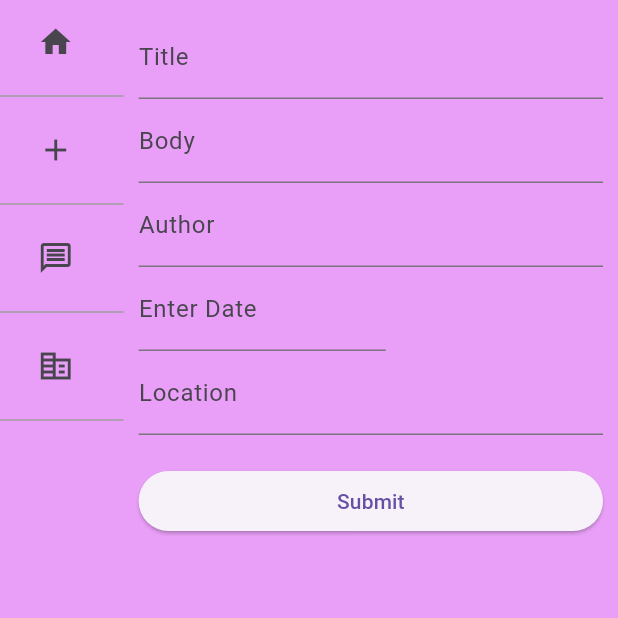
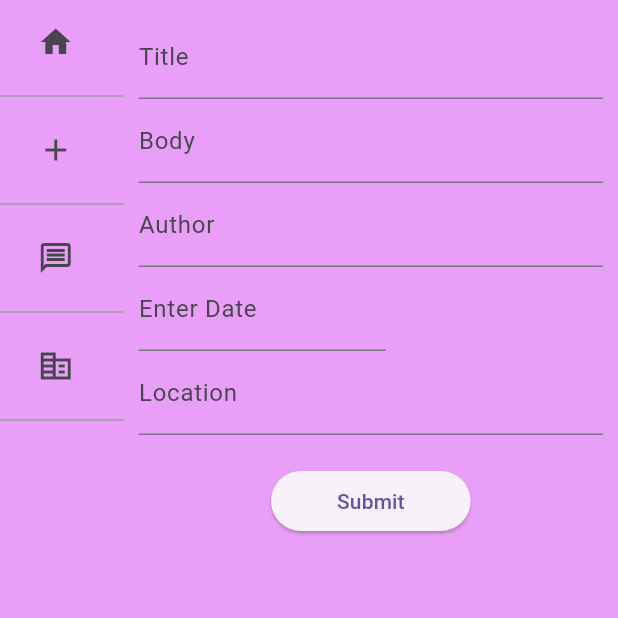
Before and after one commit to Priyanshu-agr/safeJourney, a Flutter app: the screen it shows after launch, after a tap on the "add" icon, on a phone screen of 412 x 824 dp, the top half of it. Run offline on Flutter 3.47's test engine with Material 2 defaults, Android fonts, the light colour scheme and no system bars; our stand-ins replace flutter_dotenv, geolocator, google_nav_bar.

Commit message:
Edited NavBar in desktop mode and styled the Submit button in Add Scam screen

```diff
--- a/safe_journey/lib/Screens/input_form.dart
+++ b/safe_journey/lib/Screens/input_form.dart
@@ -146,11 +146,17 @@ class _InputFormState extends State<InputForm> {
             SizedBox(
               height: 20,
             ),
-            ElevatedButton(
-              onPressed: () {
-                SubmitForm();
-              },
-              child: Text("Submit"),
+            FittedBox(
+              fit: BoxFit.scaleDown,
+              child: ElevatedButton(
+                onPressed: () {
+                  SubmitForm();
+                },
+                child: Container(
+                    child: Text("Submit"),
+                    padding: EdgeInsets.symmetric(horizontal: 20,vertical: 10),
+                ),
+              ),
             ),
           ],
         ),
--- a/safe_journey/lib/data_base.dart
+++ b/safe_journey/lib/data_base.dart
@@ -17,6 +17,7 @@ class Data extends ChangeNotifier {
   }
 
   // final address = dotenv.get("ADDRESS");
+  // final address = "https://safejourney.onrender.com";
   static const address = String.fromEnvironment("ADDRESS");
 
   Future<void> sendData(toSend) async {
--- a/safe_journey/lib/main.dart
+++ b/safe_journey/lib/main.dart
@@ -1,4 +1,5 @@
 import 'package:flutter/material.dart';
+import 'package:google_nav_bar/google_nav_bar.dart';
 import 'package:provider/provider.dart';
 import 'package:safe_journey/Screens/about_us_screen.dart';
 import 'package:safe_journey/Screens/address_screen.dart';
@@ -311,59 +312,119 @@ class _MyHomePageState extends State<MyHomePage> {
               )
             : Scaffold(
                 backgroundColor: Color.fromARGB(255, 233, 159, 247),
+                // backgroundColor: Color(0xff2A2929),
                 appBar: AppBar(
-                  backgroundColor: Color.fromARGB(255, 233, 159, 247),
+                  // toolbarOpacity: 1,
+                  backgroundColor: Colors.transparent,
+                  toolbarHeight: 70,
+                  // backgroundColor: Color.fromARGB(255, 233, 159, 247),
+                  // backgroundColor: Color(0xff2A2929),
                   centerTitle: true,
+                  // title: (MediaQuery.of(context).size.width > 630)
+                  //     ? Row(
+                  //         mainAxisAlignment: MainAxisAlignment.center,
+                  //         children: [
+                  //           Container(
+                  //             decoration: const BoxDecoration(
+                  //               border: Border(
+                  //                 left: BorderSide(
+                  //                   color: Colors.black,
+                  //                   width: 1.5,
+                  //                 ),
+                  //               ),
+                  //             ),
+                  //             child: Row(
+                  //               children: [
+                  //                 ...appbarList.map((e) {
+                  //                   // return AppBarButton(title: e, index: appbarList.indexOf(e));
+                  //                   return InkWell(
+                  //                     onTap: () {
+                  //                       final index = appbarList.indexOf(e);
+                  //                       print("${appbarList.indexOf(e)} : $e");
+                  //                       setState(() {
+                  //                         screenIdx = index;
+                  //                       });
+                  //                     },
+                  //                     child: Container(
+                  //                       decoration: const BoxDecoration(
+                  //                         border: Border(
+                  //                           bottom: BorderSide(
+                  //                             color: Colors.black,
+                  //                             width: 1.5,
+                  //                           ),
+                  //                           right: BorderSide(
+                  //                             color: Colors.black,
+                  //                             width: 1.5,
+                  //                           ),
+                  //                         ),
+                  //                       ),
+                  //                       padding: const EdgeInsets.all(8),
+                  //                       child: Text(
+                  //                         e,
+                  //                       ),
+                  //                     ),
+                  //                   );
+                  //                 }),
+                  //               ],
+                  //             ),
+                  //           ),
+                  //         ],
+                  //       )
+                  //     : Text(
+                  //         "SafeJourney",
+                  //         style: Theme.of(context)
+                  //             .textTheme
+                  //             .headlineLarge
+                  //             ?.copyWith(fontWeight: FontWeight.bold),
+                  //       ),
                   title: (MediaQuery.of(context).size.width > 630)
-                      ? Row(
-                          mainAxisAlignment: MainAxisAlignment.center,
+                      ? SafeArea(
+                        child: Row(
+                          mainAxisSize: MainAxisSize.min,
                           children: [
                             Container(
-                              decoration: const BoxDecoration(
-                                border: Border(
-                                  left: BorderSide(
+                              margin: EdgeInsets.symmetric(vertical: 20),
+                              // color: Colors.grey,
+                              child: Padding(
+                                padding: const EdgeInsets.symmetric(horizontal: 15.0,vertical: 30),
+                                child: GNav(
+                                  gap: 8,
+                                  color: Colors.black,
+                                  activeColor: Colors.black,
+                                  tabBackgroundColor: Color.fromARGB(
+                                      255, 235, 192, 246),
+                                  padding: EdgeInsets.symmetric(horizontal: 16,vertical: 10),
+                                  tabActiveBorder: Border.all(
+                                    width: 1.2,
                                     color: Colors.black,
-                                    width: 1.5,
                                   ),
-                                ),
-                              ),
-                              child: Row(
-                                children: [
-                                  ...appbarList.map((e) {
-                                    // return AppBarButton(title: e, index: appbarList.indexOf(e));
-                                    return InkWell(
-                                      onTap: () {
-                                        final index = appbarList.indexOf(e);
-                                        print("${appbarList.indexOf(e)} : $e");
-                                        setState(() {
-                                          screenIdx = index;
-                                        });
-                                      },
-                                      child: Container(
-                                        decoration: const BoxDecoration(
-                                          border: Border(
-                                            bottom: BorderSide(
-                                              color: Colors.black,
-                                              width: 1.5,
-                                            ),
-                                            right: BorderSide(
-                                              color: Colors.black,
-                                              width: 1.5,
-                                            ),
+                                  mainAxisAlignment: MainAxisAlignment.center,
+                                    tabs: [
+                                      ...appbarItems.entries.map(
+                                        (e) => GButton(
+                                          iconSize: 33,
+                                          icon: e.value,
+                                          text: e.key,
+                                          textStyle: TextStyle(
+                                            fontSize: 22,
+                                            fontWeight: FontWeight.w500
                                           ),
                                         ),
-                                        padding: const EdgeInsets.all(8),
-                                        child: Text(
-                                          e,
-                                        ),
                                       ),
-                                    );
-                                  }),
-                                ],
+                                    ],
+                                  onTabChange: (idx){
+                                    // final index = appbarList.indexOf(e);
+                                    // print("${appbarList.indexOf(e)} : $e");
+                                    setState(() {
+                                      screenIdx = idx;
+                                    });
+                                  },
+                                  ),
                               ),
                             ),
                           ],
-                        )
+                        ),
+                      )
                       : Text(
                           "SafeJourney",
                           style: Theme.of(context)
--- a/safe_journey/pubspec.yaml
+++ b/safe_journey/pubspec.yaml
@@ -42,6 +42,8 @@ dependencies:
   geolocator:
   geocoding:
   flutter_dotenv:
+  rive:
+  google_nav_bar:
 
 dev_dependencies:
   flutter_test:
```
Also changed, not shown: safe_journey/pubspec.lock, 3 other files.
